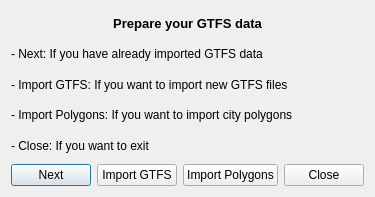
Above: route_tracking_dialog_base.ui from gianmarconaro/city-transport-analyzer before the change. Below: the same form after it.
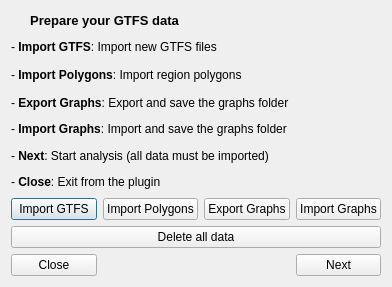
That is the form after the change.

Commit message: feat: folder and layer manager, UI restyle

What changed in the file:
```diff
--- a/route_tracking_dialog_base.ui
+++ b/route_tracking_dialog_base.ui
@@ -6,80 +6,135 @@
    <rect>
     <x>0</x>
     <y>0</y>
-    <width>349</width>
-    <height>197</height>
+    <width>388</width>
+    <height>287</height>
    </rect>
   </property>
+  <property name="minimumSize">
+   <size>
+    <width>0</width>
+    <height>287</height>
+   </size>
+  </property>
   <property name="windowTitle">
    <string>Thesis_Plugin</string>
   </property>
-  <layout class="QGridLayout" name="gridLayout_2">
-   <item row="0" column="0">
+  <layout class="QGridLayout" name="gridLayout">
+   <item row="0" column="0" colspan="2">
     <widget class="QLabel" name="label">
      <property name="text">
       <string>&lt;html&gt;&lt;head/&gt;&lt;body&gt;&lt;p align=&quot;center&quot;&gt;&lt;span style=&quot; font-size:10pt; font-weight:600;&quot;&gt;Prepare your GTFS data&lt;/span&gt;&lt;/p&gt;&lt;/body&gt;&lt;/html&gt;</string>
      </property>
     </widget>
    </item>
-   <item row="1" column="0">
-    <widget class="QLabel" name="label_2">
-     <property name="text">
-      <string>- Next: If you have already imported GTFS data</string>
-     </property>
-    </widget>
-   </item>
-   <item row="2" column="0">
+   <item row="1" column="0" colspan="3">
     <widget class="QLabel" name="label_3">
+     <property name="font">
+      <font>
+       <weight>50</weight>
+       <italic>false</italic>
+       <bold>false</bold>
+       <underline>false</underline>
+       <kerning>true</kerning>
+      </font>
+     </property>
      <property name="text">
-      <string>- Import GTFS: If you want to import new GTFS files</string>
+      <string>- &lt;b&gt;Import GTFS&lt;/b&gt;: Import new GTFS files</string>
      </property>
     </widget>
    </item>
-   <item row="3" column="0">
+   <item row="2" column="0" colspan="4">
     <widget class="QLabel" name="label_5">
+     <property name="enabled">
+      <bool>true</bool>
+     </property>
+     <property name="minimumSize">
+      <size>
+       <width>370</width>
+       <height>24</height>
+      </size>
+     </property>
      <property name="text">
-      <string>- Import Polygons: If you want to import city polygons</string>
+      <string>- &lt;b&gt;Import Polygons&lt;/b&gt;: Import region polygons</string>
      </property>
     </widget>
    </item>
-   <item row="4" column="0">
+   <item row="3" column="0" colspan="4">
+    <widget class="QLabel" name="label_6">
+     <property name="text">
+      <string>- &lt;b&gt;Export Graphs&lt;/b&gt;: Export and save the graphs folder </string>
+     </property>
+    </widget>
+   </item>
+   <item row="4" column="0" colspan="4">
+    <widget class="QLabel" name="label_7">
+     <property name="text">
+      <string>- &lt;b&gt;Import Graphs&lt;/b&gt;: Import and save the graphs folder</string>
+     </property>
+    </widget>
+   </item>
+   <item row="5" column="0" colspan="3">
+    <widget class="QLabel" name="label_2">
+     <property name="text">
+      <string>- &lt;b&gt;Next&lt;/b&gt;: Start analysis (all data must be imported)</string>
+     </property>
+    </widget>
+   </item>
+   <item row="6" column="0" colspan="2">
     <widget class="QLabel" name="label_4">
      <property name="text">
-      <string>- Close: If you want to exit</string>
+      <string>- &lt;b&gt;Close&lt;/b&gt;: Exit from the plugin</string>
      </property>
     </widget>
    </item>
-   <item row="5" column="0">
-    <layout class="QGridLayout" name="gridLayout">
-     <item row="0" column="0">
-      <widget class="QPushButton" name="forwardButton">
-       <property name="text">
-        <string>Next</string>
-       </property>
-      </widget>
-     </item>
-     <item row="0" column="1">
-      <widget class="QPushButton" name="pushButton">
+   <item row="7" column="0">
+    <widget class="QPushButton" name="GTFSButton">
        <property name="text">
         <string>Import GTFS</string>
        </property>
       </widget>
      </item>
-     <item row="0" column="2">
+   <item row="7" column="1">
       <widget class="QPushButton" name="polygonButton">
        <property name="text">
         <string>Import Polygons</string>
        </property>
       </widget>
      </item>
-     <item row="0" column="3">
+   <item row="7" column="2">
+    <widget class="QPushButton" name="exportButton">
+     <property name="text">
+      <string>Export Graphs</string>
+     </property>
+    </widget>
+   </item>
+   <item row="7" column="3">
+    <widget class="QPushButton" name="importButton">
+     <property name="text">
+      <string>Import Graphs</string>
+     </property>
+    </widget>
+   </item>
+   <item row="9" column="0">
       <widget class="QPushButton" name="closeButton">
        <property name="text">
         <string>Close</string>
        </property>
       </widget>
      </item>
-    </layout>
+   <item row="9" column="3">
+    <widget class="QPushButton" name="forwardButton">
+     <property name="text">
+      <string>Next</string>
+     </property>
+    </widget>
+   </item>
+   <item row="8" column="0" colspan="4">
+    <widget class="QPushButton" name="deleteButton">
+     <property name="text">
+      <string>Delete all data</string>
+     </property>
+    </widget>
    </item>
   </layout>
  </widget>
```
Lines whose indentation alone changed are shown as unchanged. The commit also changes 7 other files.
